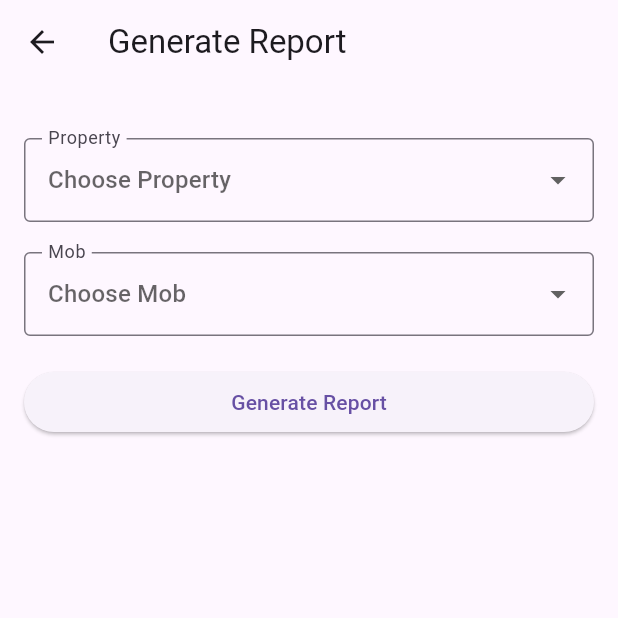
After one commit to mn-nao-ren/drenchmate1017, a Flutter app: the AccountHomeScreen screen opened by its route, after a tap on "Generate Report", on a phone screen of 412 x 824 dp, the top half of it. The commit adds this screen. Run offline on Flutter 3.47's test engine with Material 3 defaults, Android fonts, the phone set to English and light mode, and no system bars; our stand-ins replace cloud_firestore, firebase_auth, firebase_core, google_fonts; accounts and stored records are empty.

Commit message:
added generate report page with dropdown values

```diff
--- a/lib/presentation/screens/account_home_screen.dart
+++ b/lib/presentation/screens/account_home_screen.dart
@@ -1,5 +1,7 @@
 import 'package:flutter/material.dart';
 import 'package:firebase_auth/firebase_auth.dart';
+import 'package:drenchmate_2024/presentation/screens/generate_report_screen.dart';
+
 
 class AccountHomeScreen extends StatefulWidget {
   static String id = 'account_home_screen';
@@ -71,6 +73,7 @@ class _AccountHomeScreenState extends State<AccountHomeScreen> {
     'Notifications',
     'Property Setup',
     'Profile Matters',
+    'Generate Report',
   ];
 
   Widget _buildMenuButton(BuildContext context, String title) {
@@ -78,9 +81,17 @@ class _AccountHomeScreenState extends State<AccountHomeScreen> {
       padding: const EdgeInsets.only(bottom: 10),
       child: ElevatedButton(
         onPressed: () {
+          Widget destination;
+          switch (title) {
+            case 'Generate Report':
+            destination = GenerateReportScreen();
+            break;
+            default:
+              destination = PlaceholderScreen(title);
+          }
           Navigator.push(
             context,
-            MaterialPageRoute(builder: (context) => PlaceholderScreen(title)),
+            MaterialPageRoute(builder: (context) => destination),
           );
         },
         style: ElevatedButton.styleFrom(
--- /dev/null
+++ b/lib/presentation/screens/generate_report_screen.dart
@@ -0,0 +1,93 @@
+// generate_report.dart
+import 'dart:collection';
+import 'package:flutter/material.dart';
+
+class GenerateReportScreen extends StatefulWidget {
+  static String id = 'generate_report_screen';
+
+  @override
+  _GenerateReportScreenState createState() => _GenerateReportScreenState();
+}
+
+class _GenerateReportScreenState extends State<GenerateReportScreen> {
+  String? selectedProperty;
+  String? selectedMob;
+  //List<String> properties = [];
+  //List<String> mobs = [];
+
+  final List<String> properties = [
+    'Property 1',
+    'Property 2',
+    'Property 3',
+  ];
+
+  final List<String> mobs = [
+    'Mob 1',
+    'Mob 2',
+    'Mob 3',
+  ];
+
+  @override
+  Widget build(BuildContext context) {
+    return Scaffold(
+      appBar: AppBar(
+        title: const Text('Generate Report'),
+      ),
+      body: Padding(
+        padding: const EdgeInsets.all(16.0),
+        child: Column(
+          crossAxisAlignment: CrossAxisAlignment.stretch,
+          children: <Widget>[
+            const SizedBox(height: 20),
+            DropdownButtonFormField<String>(
+              value: selectedProperty,
+              hint: const Text('Choose Property'),
+              items: properties.map((String property) {
+                return DropdownMenuItem<String>(
+                  value: property,
+                  child: Text(property),
+                );
+              }).toList(),
+              onChanged: (String? newValue) {
+                setState(() {
+                  selectedProperty = newValue;
+                });
+              },
+              decoration: const InputDecoration(
+                border: OutlineInputBorder(),
+                labelText: 'Property',
+              ),
+            ),
+            const SizedBox(height: 20),
+            DropdownButtonFormField<String>(
+              value: selectedMob,
+              hint: const Text('Choose Mob'),
+              items: mobs.map((String mob) {
+                return DropdownMenuItem<String>(
+                  value: mob,
+                  child: Text(mob),
+                );
+              }).toList(),
+              onChanged: (String? newValue) {
+                setState(() {
+                  selectedMob = newValue;
+                });
+              },
+              decoration: const InputDecoration(
+                border: OutlineInputBorder(),
+                labelText: 'Mob',
+              ),
+            ),
+            const SizedBox(height: 20),
+            ElevatedButton(
+              onPressed: () {
+                // Add your logic to generate the report here
+              },
+              child: const Text('Generate Report'),
+            ),
+          ],
+        ),
+      ),
+    );
+  }
+}
```
